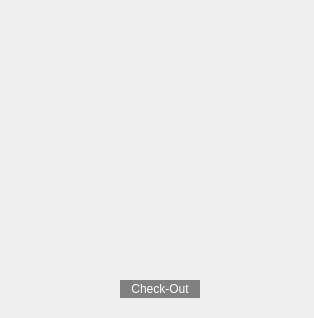
Qt form src/Application/billDialog/billdialog.ui (nabeelsiddiqui314/point_of_sale) before a commit.
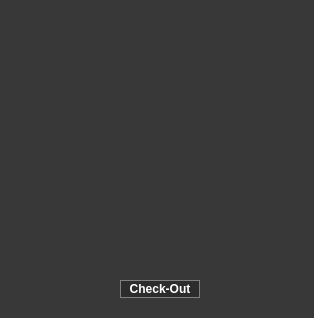
The same form after that commit.

```diff
--- a/src/Application/billDialog/billdialog.ui
+++ b/src/Application/billDialog/billdialog.ui
@@ -14,8 +14,7 @@
    <string>Dialog</string>
   </property>
   <property name="styleSheet">
-   <string notr="true">border: 3px grey solid;
-border-raidus: 3px</string>
+   <string notr="true">background-color:rgb(56, 56, 56)</string>
   </property>
   <widget class="QPushButton" name="pushButton">
    <property name="geometry">
@@ -27,9 +26,11 @@
     </rect>
    </property>
    <property name="styleSheet">
-    <string notr="true">background-color:grey;
-color:white;
-border-raidus:2px
+    <string notr="true">background-color:rgb(44,44,44);
+	font:bold;
+	color:white;
+	border: 1.4px solid grey;
+	
 </string>
    </property>
    <property name="text">
```
